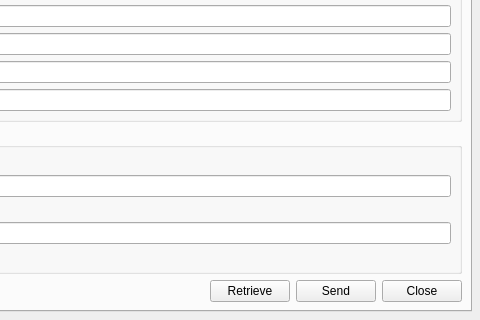
This is jabber/rzxjabberpropui.ui in Fruneau/qRezix as Qt 5 draws it before an edit; both pictures show x 198 to 678 and y 300 to 620 of the 678 by 620 pixel window. The edited form follows.
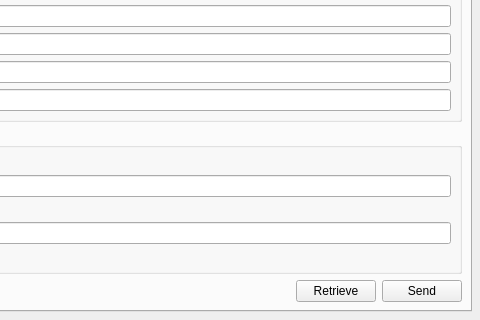
This is the edited form. The open tabs and pages were chosen to show the change.

Patch:
```diff
--- a/jabber/rzxjabberpropui.ui
+++ b/jabber/rzxjabberpropui.ui
@@ -408,13 +408,6 @@
            </property>
           </widget>
          </item>
-         <item row="0" column="3" >
-          <widget class="QPushButton" name="closeButton" >
-           <property name="text" >
-            <string>Close</string>
-           </property>
-          </widget>
-         </item>
          <item row="0" column="0" >
           <spacer>
            <property name="orientation" >
```
